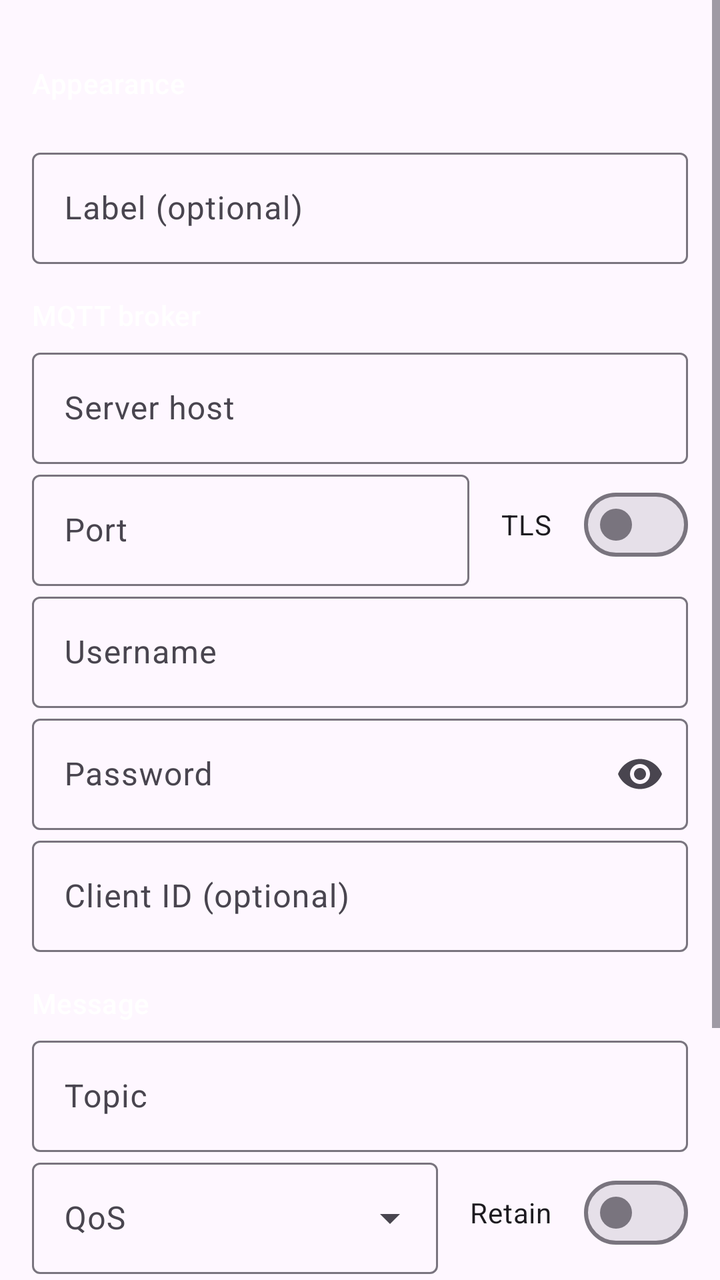
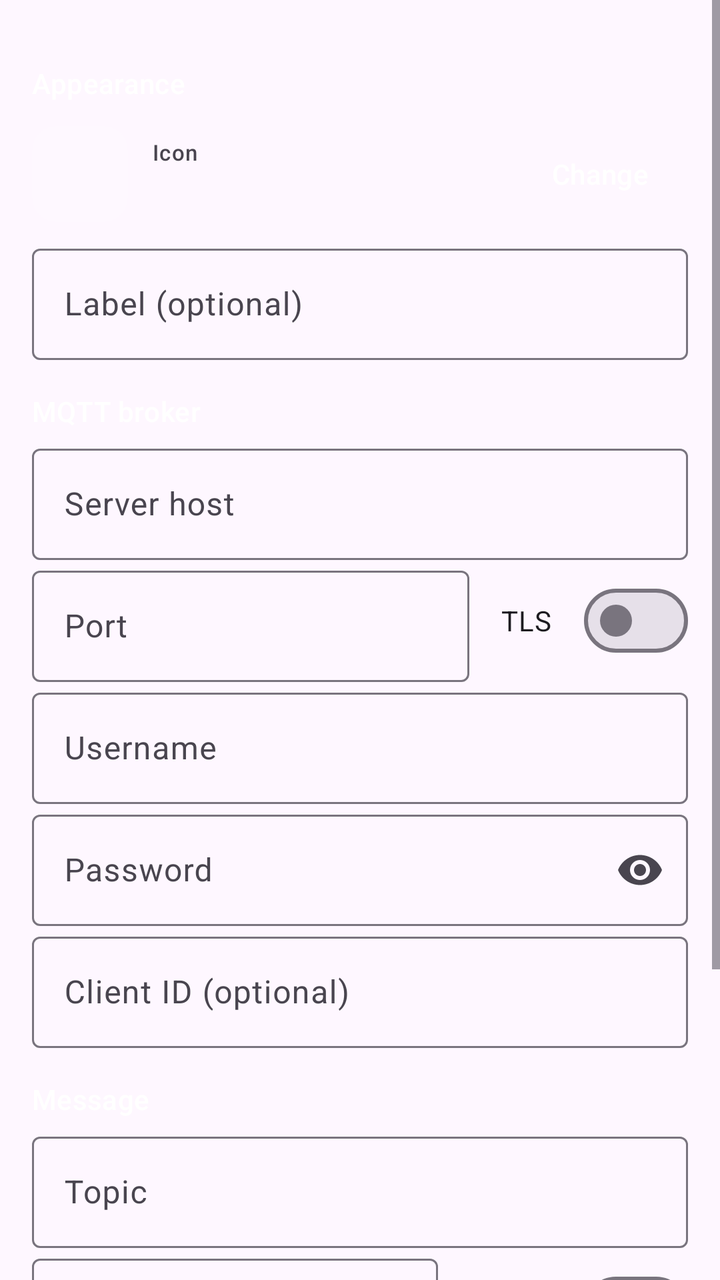

Two renders of the same Android screen: before a commit and after it. Below are the layout's source before the change and the commit's diff.
<!-- AndroidManifest.xml: application theme Theme.MqttWidget -->
<!-- res/layout/activity_widget_config.xml -->
<?xml version="1.0" encoding="utf-8"?>
<ScrollView xmlns:android="http://schemas.android.com/apk/res/android"
    xmlns:app="http://schemas.android.com/apk/res-auto"
    android:layout_width="match_parent"
    android:layout_height="match_parent"
    android:fillViewport="true">

<LinearLayout
    android:layout_width="match_parent"
    android:layout_height="wrap_content"
    android:orientation="vertical"
    android:padding="16dp">

    <TextView
        style="@style/SectionHeader"
        android:layout_width="match_parent"
        android:layout_height="wrap_content"
        android:text="@string/section_appearance" />

    <GridLayout
        android:id="@+id/icon_grid"
        android:layout_width="match_parent"
        android:layout_height="wrap_content"
        android:columnCount="6"
        android:paddingTop="8dp"
        android:paddingBottom="8dp" />

    <com.google.android.material.textfield.TextInputLayout
        android:layout_width="match_parent"
        android:layout_height="wrap_content"
        android:hint="@string/hint_label">

        <com.google.android.material.textfield.TextInputEditText
            android:id="@+id/input_label"
            android:layout_width="match_parent"
            android:layout_height="wrap_content"
            android:inputType="text"
            android:maxLines="1" />
    </com.google.android.material.textfield.TextInputLayout>

    <TextView
        style="@style/SectionHeader"
        android:layout_width="match_parent"
        android:layout_height="wrap_content"
        android:text="@string/section_broker" />

    <com.google.android.material.textfield.TextInputLayout
        android:layout_width="match_parent"
        android:layout_height="wrap_content"
        android:hint="@string/hint_host">

        <com.google.android.material.textfield.TextInputEditText
            android:id="@+id/input_host"
            android:layout_width="match_parent"
            android:layout_height="wrap_content"
            android:inputType="textUri"
            android:maxLines="1" />
    </com.google.android.material.textfield.TextInputLayout>

    <LinearLayout
        android:layout_width="match_parent"
        android:layout_height="wrap_content"
        android:gravity="center_vertical"
        android:orientation="horizontal">

        <com.google.android.material.textfield.TextInputLayout
            android:layout_width="0dp"
            android:layout_height="wrap_content"
            android:layout_weight="1"
            android:hint="@string/hint_port">

            <com.google.android.material.textfield.TextInputEditText
                android:id="@+id/input_port"
                android:layout_width="match_parent"
                android:layout_height="wrap_content"
                android:inputType="number"
                android:maxLines="1" />
        </com.google.android.material.textfield.TextInputLayout>

        <com.google.android.material.materialswitch.MaterialSwitch
            android:id="@+id/input_tls"
            android:layout_width="wrap_content"
            android:layout_height="wrap_content"
            android:layout_marginStart="16dp"
            android:text="@string/hint_tls" />
    </LinearLayout>

    <com.google.android.material.textfield.TextInputLayout
        android:layout_width="match_parent"
        android:layout_height="wrap_content"
        android:hint="@string/hint_user">

        <com.google.android.material.textfield.TextInputEditText
            android:id="@+id/input_user"
            android:layout_width="match_parent"
            android:layout_height="wrap_content"
            android:inputType="text"
            android:maxLines="1" />
    </com.google.android.material.textfield.TextInputLayout>

    <com.google.android.material.textfield.TextInputLayout
        android:layout_width="match_parent"
        android:layout_height="wrap_content"
        android:hint="@string/hint_password"
        app:endIconMode="password_toggle"
        app:endIconContentDescription="@string/toggle_password"
        app:endIconTint="?attr/colorOnSurfaceVariant">

        <com.google.android.material.textfield.TextInputEditText
            android:id="@+id/input_password"
            android:layout_width="match_parent"
            android:layout_height="wrap_content"
            android:inputType="textPassword"
            android:maxLines="1" />
    </com.google.android.material.textfield.TextInputLayout>

    <com.google.android.material.textfield.TextInputLayout
        android:layout_width="match_parent"
        android:layout_height="wrap_content"
        android:hint="@string/hint_client_id">

        <com.google.android.material.textfield.TextInputEditText
            android:id="@+id/input_client_id"
            android:layout_width="match_parent"
            android:layout_height="wrap_content"
            android:inputType="text"
            android:maxLines="1" />
    </com.google.android.material.textfield.TextInputLayout>

    <TextView
        style="@style/SectionHeader"
        android:layout_width="match_parent"
        android:layout_height="wrap_content"
        android:text="@string/section_message" />

    <com.google.android.material.textfield.TextInputLayout
        android:layout_width="match_parent"
        android:layout_height="wrap_content"
        android:hint="@string/hint_topic">

        <com.google.android.material.textfield.TextInputEditText
            android:id="@+id/input_topic"
            android:layout_width="match_parent"
            android:layout_height="wrap_content"
            android:inputType="text"
            android:maxLines="1" />
    </com.google.android.material.textfield.TextInputLayout>

    <LinearLayout
        android:layout_width="match_parent"
        android:layout_height="wrap_content"
        android:gravity="center_vertical"
        android:orientation="horizontal">

        <com.google.android.material.textfield.TextInputLayout
            style="@style/Widget.Dropdown"
            android:layout_width="0dp"
            android:layout_height="wrap_content"
            android:layout_weight="1"
            android:hint="@string/hint_qos">

            <AutoCompleteTextView
                android:id="@+id/input_qos"
                android:layout_width="match_parent"
                android:layout_height="wrap_content"
                android:inputType="none" />
        </com.google.android.material.textfield.TextInputLayout>

        <com.google.android.material.materialswitch.MaterialSwitch
            android:id="@+id/input_retain"
            android:layout_width="wrap_content"
            android:layout_height="wrap_content"
            android:layout_marginStart="16dp"
            android:text="@string/hint_retain" />
    </LinearLayout>

    <com.google.android.material.textfield.TextInputLayout
        android:layout_width="match_parent"
        android:layout_height="wrap_content"
        android:hint="@string/hint_payload">

        <com.google.android.material.textfield.TextInputEditText
            android:id="@+id/input_payload"
            android:layout_width="match_parent"
            android:layout_height="wrap_content"
            android:gravity="top"
            android:inputType="textMultiLine"
            android:minLines="2" />
    </com.google.android.material.textfield.TextInputLayout>

    <LinearLayout
        android:layout_width="match_parent"
        android:layout_height="wrap_content"
        android:gravity="end"
        android:orientation="horizontal"
        android:paddingTop="16dp">

        <Button
            android:id="@+id/btn_cancel"
            style="@style/Widget.Material3.Button.TextButton"
            android:layout_width="wrap_content"
            android:layout_height="wrap_content"
            android:text="@string/cancel" />

        <Button
            android:id="@+id/btn_save"
            style="@style/Widget.Material3.Button"
            android:layout_width="wrap_content"
            android:layout_height="wrap_content"
            android:layout_marginStart="8dp"
            android:text="@string/save" />
    </LinearLayout>

</LinearLayout>

</ScrollView>
<!-- resources referenced by this layout -->
<resources>
  <string name="cancel">Cancel</string>
  <string name="hint_client_id">Client ID (optional)</string>
  <string name="hint_host">Server host</string>
  <string name="hint_label">Label (optional)</string>
  <string name="hint_password">Password</string>
  <string name="hint_payload">Payload</string>
  <string name="hint_port">Port</string>
  <string name="hint_qos">QoS</string>
  <string name="hint_retain">Retain</string>
  <string name="hint_tls">TLS</string>
  <string name="hint_topic">Topic</string>
  <string name="hint_user">Username</string>
  <string name="save">Save</string>
  <string name="section_appearance">Appearance</string>
  <string name="section_broker">MQTT broker</string>
  <string name="section_message">Message</string>
  <string name="toggle_password">Show or hide password</string>
  <style name="SectionHeader" parent="TextAppearance.Material3.TitleSmall">
          <item name="android:textColor">?attr/colorPrimary</item>
          <item name="android:paddingTop">16dp</item>
          <item name="android:paddingBottom">4dp</item>
      </style>
  <style name="Widget.Dropdown" parent="Widget.Material3.TextInputLayout.OutlinedBox.ExposedDropdownMenu" />
  <style name="Theme.MqttWidget" parent="Theme.Material3.DayNight.NoActionBar">
          <item name="colorPrimary">@color/widget_icon</item>
      </style>
  <color name="widget_icon">#FFFFFFFF</color>
</resources>

<!-- the commit's change to res/layout/activity_widget_config.xml (unified diff, before → after) -->
@@ -17,13 +17,52 @@
         android:layout_height="wrap_content"
         android:text="@string/section_appearance" />
 
-    <GridLayout
-        android:id="@+id/icon_grid"
-        android:layout_width="match_parent"
-        android:layout_height="wrap_content"
-        android:columnCount="6"
-        android:paddingTop="8dp"
-        android:paddingBottom="8dp" />
+    <LinearLayout
+        android:id="@+id/icon_picker"
+        android:layout_width="match_parent"
+        android:layout_height="wrap_content"
+        android:background="?attr/selectableItemBackground"
+        android:gravity="center_vertical"
+        android:orientation="horizontal"
+        android:paddingVertical="8dp">
+
+        <TextView
+            android:id="@+id/icon_preview"
+            android:layout_width="48dp"
+            android:layout_height="48dp"
+            android:background="@drawable/icon_bg"
+            android:gravity="center"
+            android:importantForAccessibility="no"
+            android:textSize="26sp" />
+
+        <LinearLayout
+            android:layout_width="0dp"
+            android:layout_height="wrap_content"
+            android:layout_marginStart="12dp"
+            android:layout_weight="1"
+            android:orientation="vertical">
+
+            <TextView
+                android:layout_width="wrap_content"
+                android:layout_height="wrap_content"
+                android:text="@string/hint_icon"
+                android:textAppearance="?attr/textAppearanceLabelSmall"
+                android:textColor="?attr/colorOnSurfaceVariant" />
+
+            <TextView
+                android:id="@+id/icon_name"
+                android:layout_width="match_parent"
+                android:layout_height="wrap_content"
+                android:textAppearance="?attr/textAppearanceBodyLarge" />
+        </LinearLayout>
+
+        <Button
+            android:id="@+id/icon_change"
+            style="@style/Widget.Material3.Button.TextButton"
+            android:layout_width="wrap_content"
+            android:layout_height="wrap_content"
+            android:text="@string/icon_change" />
+    </LinearLayout>
 
     <com.google.android.material.textfield.TextInputLayout
         android:layout_width="match_parent"
<!-- resource entries referenced after the edit -->
@@ -1,8 +1,16 @@
 <!-- resources referenced by this layout -->
 <resources>
+  <!-- drawable icon_bg (drawable) -->
+  <?xml version="1.0" encoding="utf-8"?>
+  <shape xmlns:android="http://schemas.android.com/apk/res/android"
+      android:shape="rectangle">
+      <solid android:color="@color/icon_bg" />
+      <corners android:radius="12dp" />
+  </shape>
   <string name="cancel">Cancel</string>
   <string name="hint_client_id">Client ID (optional)</string>
   <string name="hint_host">Server host</string>
+  <string name="hint_icon">Icon</string>
   <string name="hint_label">Label (optional)</string>
   <string name="hint_password">Password</string>
   <string name="hint_payload">Payload</string>
@@ -12,6 +20,7 @@
   <string name="hint_tls">TLS</string>
   <string name="hint_topic">Topic</string>
   <string name="hint_user">Username</string>
+  <string name="icon_change">Change</string>
   <string name="save">Save</string>
   <string name="section_appearance">Appearance</string>
   <string name="section_broker">MQTT broker</string>
@@ -26,6 +35,7 @@
   <style name="Theme.MqttWidget" parent="Theme.Material3.DayNight.NoActionBar">
           <item name="colorPrimary">@color/widget_icon</item>
       </style>
+  <color name="icon_bg">#11FFFFFF</color>
   <color name="widget_icon">#FFFFFFFF</color>
 </resources>
 
